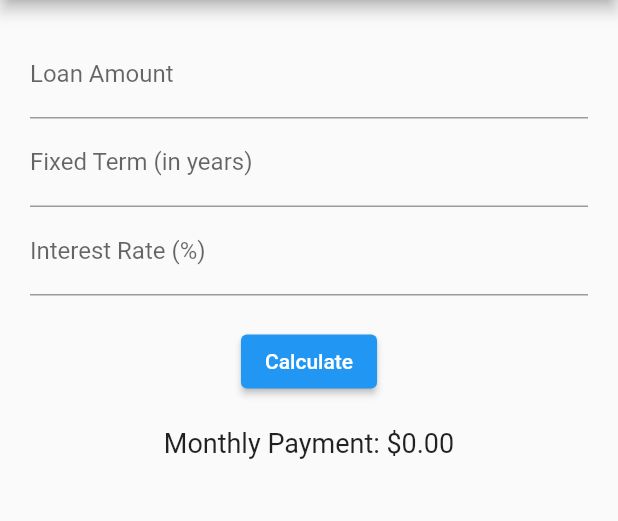
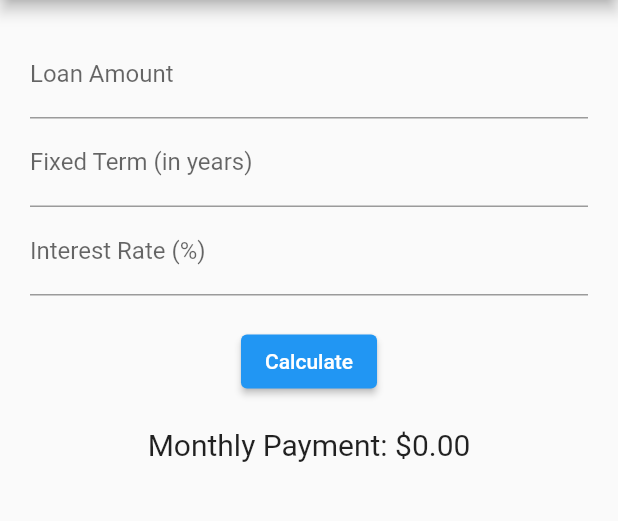
Before and after one commit to Farel1822/loanapplication, a Flutter app: the screen it shows after launch, after a tap on "Calculate", on a phone screen of 412 x 824 dp, the part 84-605 px from its top. Run offline on Flutter 3.47's test engine with Material 2 defaults, Android fonts, the phone set to English and light mode, and no system bars.

Commit message:
Pesan commit Anda di sini

```diff
--- a/lib/main.dart
+++ b/lib/main.dart
@@ -1,12 +1,21 @@
+// ignore_for_file: library_private_types_in_public_api
+
 import 'dart:math';
 import 'package:flutter/material.dart';
+import 'splash.dart';
 
 void main() => runApp(MaterialApp(
       title: 'Loan Calculator',
-      home: LoanCalculator(),
+      home:
+          const SplashScreen(), // Menggunakan splash screen sebagai halaman awal
+      routes: {
+        '/calculator': (context) => const LoanCalculator(),
+      },
     ));
 
 class LoanCalculator extends StatefulWidget {
+  const LoanCalculator({super.key});
+
   @override
   _LoanCalculatorState createState() => _LoanCalculatorState();
 }
@@ -18,14 +27,14 @@ class _LoanCalculatorState extends State<LoanCalculator> {
   double monthlyPayment = 0.0;
 
   void calculateLoan() {
-    double principal = double.parse(loanAmountController.text);
-    int term = int.parse(termController.text);
+    double p0 = double.parse(loanAmountController.text);
+    int time = int.parse(termController.text);
     double interest = double.parse(interestController.text) / 100 / 12;
-    int totalPayments = term * 12;
+    int totalPayments = time * 12;
 
-    double numerator = interest * pow(1 + interest, totalPayments.toDouble());
-    double denominator = pow(1 + interest, totalPayments.toDouble()) - 1;
-    double result = principal * (numerator / denominator);
+    double atas = interest * pow(1 + interest, totalPayments.toDouble());
+    double bawah = pow(1 + interest, totalPayments.toDouble()) - 1;
+    double result = p0 * (atas / bawah);
 
     setState(() {
       monthlyPayment = result;
@@ -36,38 +45,39 @@ class _LoanCalculatorState extends State<LoanCalculator> {
   Widget build(BuildContext context) {
     return Scaffold(
       appBar: AppBar(
-        title: Text('Loan Calculator'),
+        title: const Text('Loan Calculator'),
       ),
       body: Padding(
-        padding: EdgeInsets.all(20.0),
+        padding: const EdgeInsets.all(20.0),
         child: Column(
           children: <Widget>[
             TextField(
               controller: loanAmountController,
               keyboardType: TextInputType.number,
-              decoration: InputDecoration(labelText: 'Loan Amount'),
+              decoration: const InputDecoration(labelText: 'Loan Amount'),
             ),
             TextField(
               controller: termController,
               keyboardType: TextInputType.number,
-              decoration: InputDecoration(labelText: 'Fixed Term (in years)'),
+              decoration:
+                  const InputDecoration(labelText: 'Fixed Term (in years)'),
             ),
             TextField(
               controller: interestController,
               keyboardType: TextInputType.number,
-              decoration: InputDecoration(labelText: 'Interest Rate (%)'),
+              decoration: const InputDecoration(labelText: 'Interest Rate (%)'),
             ),
-            SizedBox(height: 20),
+            const SizedBox(height: 20),
             ElevatedButton(
               onPressed: () {
                 calculateLoan();
               },
-              child: Text('Calculate'),
+              child: const Text('Calculate'),
             ),
-            SizedBox(height: 20),
+            const SizedBox(height: 20),
             Text(
               'Monthly Payment: \$${monthlyPayment.toStringAsFixed(2)}',
-              style: TextStyle(fontSize: 18),
+              style: const TextStyle(fontSize: 20),
             ),
           ],
         ),
--- /dev/null
+++ b/lib/splash.dart
@@ -0,0 +1,42 @@
+import 'dart:async';
+import 'package:flutter/material.dart';
+import 'main.dart';
+
+void main() => runApp(MaterialApp(
+      title: 'Loan Calculator',
+      home: const SplashScreen(),
+      routes: {
+        '/calculator': (context) => const LoanCalculator(),
+      },
+    ));
+
+class SplashScreen extends StatefulWidget {
+  const SplashScreen({super.key});
+
+  @override
+  // ignore: library_private_types_in_public_api
+  _SplashScreenState createState() => _SplashScreenState();
+}
+
+class _SplashScreenState extends State<SplashScreen> {
+  @override
+  void initState() {
+    super.initState();
+    Timer(const Duration(seconds: 2), () {
+      Navigator.pushReplacementNamed(context, '/calculator');
+    });
+  }
+
+  @override
+  Widget build(BuildContext context) {
+    return Scaffold(
+      body: Center(
+        child: Image.asset(
+          'src/calculator.png', // Pastikan gambar berada dalam folder 'assets' di proyek Flutter Anda
+          height: 200, // Sesuaikan tinggi gambar sesuai kebutuhan Anda
+          width: 200, // Sesuaikan lebar gambar sesuai kebutuhan Anda
+        ),
+      ),
+    );
+  }
+}
--- a/pubspec.yaml
+++ b/pubspec.yaml
@@ -52,6 +52,9 @@ dev_dependencies:
 
 # The following section is specific to Flutter packages.
 flutter:
+  assets:
+    - src/calculator.png
+
 
   # The following line ensures that the Material Icons font is
   # included with your application, so that you can use the icons in
```
Also changed, not shown: src/calculator.png (added), 1 other file.
